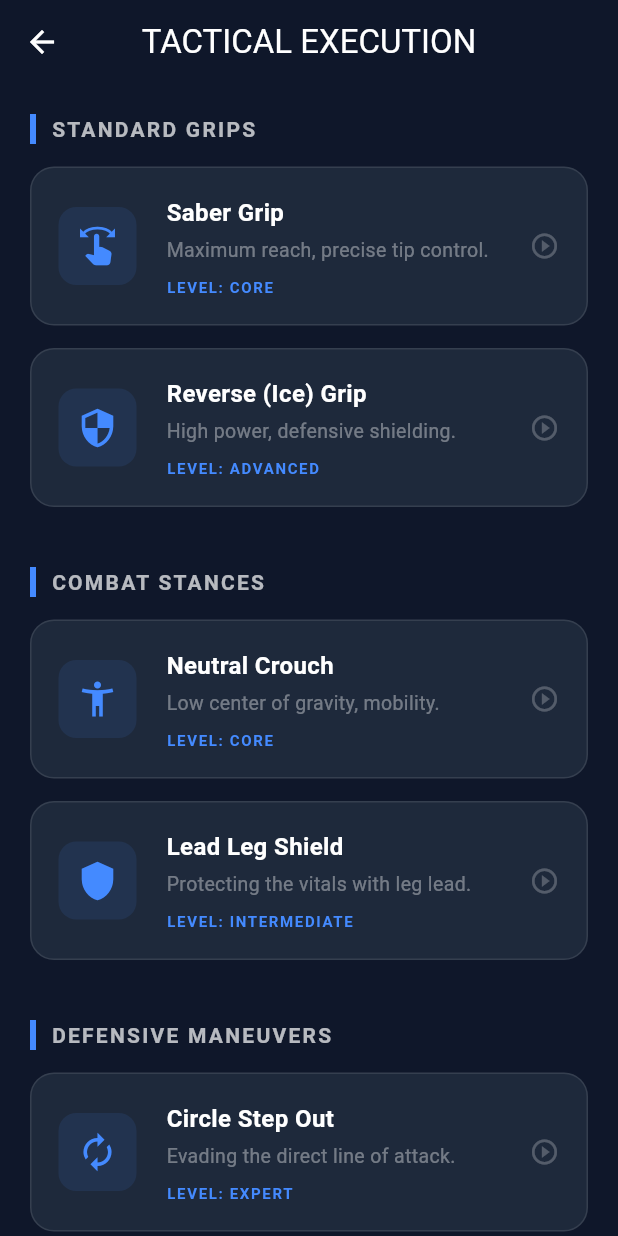
After one commit to lilianbrinzan/utk-moldova, a Flutter app: the screen it shows after launch, after a tap on "TECHNIQUES", on a phone screen of 412 x 824 dp. The commit adds this screen. Run offline on Flutter 3.47's test engine with Material 3 defaults, Android fonts, the phone set to English and light mode, and no system bars.

Commit message:
Add the Techniques for the UTK App

```diff
--- a/utk_app/lib/main.dart
+++ b/utk_app/lib/main.dart
@@ -1,5 +1,6 @@
 import 'package:flutter/material.dart';
 import 'screens/inventory_screen.dart';
+import 'screens/techniques_screen.dart';
 
 void main() {
   runApp(const UTKApp());
@@ -61,7 +62,9 @@ class UTKDashboard extends StatelessWidget {
                    _buildTacticalCard(context, 'Equipment', Icons.shield, Colors.grey, onTap: () {
                      Navigator.push(context, MaterialPageRoute(builder: (context) => const InventoryScreen()));
                    }),
-                   _buildTacticalCard(context, 'Techniques', Icons.military_tech, Colors.orangeAccent),
+                   _buildTacticalCard(context, 'Techniques', Icons.military_tech, Colors.orangeAccent, onTap: () {
+                     Navigator.push(context, MaterialPageRoute(builder: (context) => const TechniquesScreen()));
+                   }),
                    _buildTacticalCard(context, 'Community', Icons.groups, Colors.blueAccent),
                 ],
               ),
--- /dev/null
+++ b/utk_app/lib/screens/techniques_screen.dart
@@ -0,0 +1,107 @@
+import 'package:flutter/material.dart';
+
+class TechniquesScreen extends StatelessWidget {
+  const TechniquesScreen({super.key});
+
+  @override
+  Widget build(BuildContext context) {
+    return Scaffold(
+      appBar: AppBar(
+        title: const Text('TACTICAL EXECUTION'),
+        backgroundColor: Colors.transparent,
+        elevation: 0,
+        centerTitle: true,
+      ),
+      body: SingleChildScrollView(
+        padding: const EdgeInsets.all(20),
+        child: Column(
+          crossAxisAlignment: CrossAxisAlignment.start,
+          children: [
+            _buildSectionHeader('Standard Grips'),
+            _buildTechniqueCard('Saber Grip', 'Maximum reach, precise tip control.', 'Level: Core', Icons.swipe),
+            _buildTechniqueCard('Reverse (Ice) Grip', 'High power, defensive shielding.', 'Level: Advanced', Icons.security),
+            const SizedBox(height: 25),
+            _buildSectionHeader('Combat Stances'),
+            _buildTechniqueCard('Neutral Crouch', 'Low center of gravity, mobility.', 'Level: Core', Icons.accessibility_new),
+            _buildTechniqueCard('Lead Leg Shield', 'Protecting the vitals with leg lead.', 'Level: Intermediate', Icons.shield),
+            const SizedBox(height: 25),
+            _buildSectionHeader('Defensive Maneuvers'),
+            _buildTechniqueCard('Circle Step Out', 'Evading the direct line of attack.', 'Level: Expert', Icons.autorenew),
+            _buildTechniqueCard('Check & Wrap', 'Neutralizing the opponent’s weapon arm.', 'Level: Master', Icons.handshake),
+          ],
+        ),
+      ),
+    );
+  }
+
+  Widget _buildSectionHeader(String title) {
+    return Padding(
+      padding: const EdgeInsets.only(bottom: 15),
+      child: Row(
+        children: [
+          Container(
+            width: 4,
+            height: 20,
+            color: Colors.blueAccent,
+          ),
+          const SizedBox(width: 10),
+          Text(
+            title.toUpperCase(),
+            style: const TextStyle(
+              fontSize: 14,
+              fontWeight: FontWeight.bold,
+              letterSpacing: 1.5,
+              color: Colors.white70,
+            ),
+          ),
+        ],
+      ),
+    );
+  }
+
+  Widget _buildTechniqueCard(String name, String desc, String level, IconData icon) {
+    return Container(
+      margin: const EdgeInsets.only(bottom: 15),
+      padding: const EdgeInsets.all(18),
+      decoration: BoxDecoration(
+        color: const Color(0xFF1E293B),
+        borderRadius: BorderRadius.circular(16),
+        border: Border.all(color: Colors.white10),
+      ),
+      child: Row(
+        children: [
+          Container(
+            padding: const EdgeInsets.all(12),
+            decoration: BoxDecoration(
+              color: Colors.blueAccent.withOpacity(0.1),
+              borderRadius: BorderRadius.circular(12),
+            ),
+            child: Icon(icon, color: Colors.blueAccent, size: 28),
+          ),
+          const SizedBox(width: 20),
+          Expanded(
+            child: Column(
+              crossAxisAlignment: CrossAxisAlignment.start,
+              children: [
+                Text(name, style: const TextStyle(fontSize: 16, fontWeight: FontWeight.bold)),
+                const SizedBox(height: 4),
+                Text(desc, style: const TextStyle(fontSize: 13, color: Colors.white38)),
+                const SizedBox(height: 8),
+                Text(
+                  level.toUpperCase(),
+                  style: const TextStyle(
+                    fontSize: 10,
+                    color: Colors.blueAccent,
+                    fontWeight: FontWeight.bold,
+                    letterSpacing: 1.1,
+                  ),
+                ),
+              ],
+            ),
+          ),
+          const Icon(Icons.play_circle_outline, color: Colors.white24, size: 20),
+        ],
+      ),
+    );
+  }
+}
```
